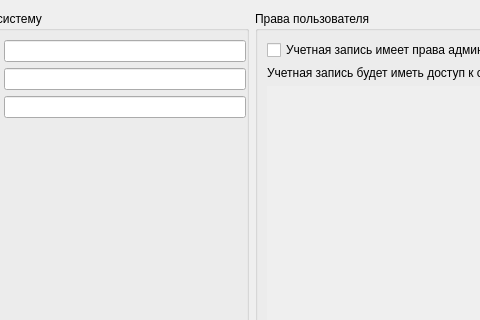
Before: the Qt Designer form msystem/src/administrator/usereditwidget.ui in megakoko/m-system, drawn with Qt 5; both pictures show x 130 to 610 and y 0 to 320 of the 764 by 493 pixel window.
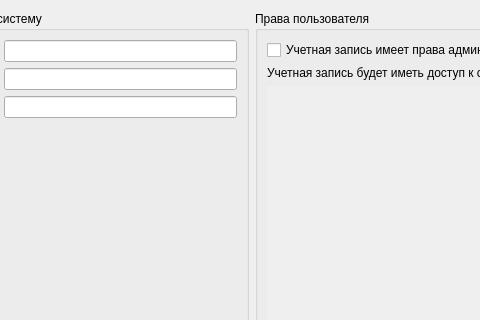
After: the same form once the commit is applied.

Diff of the .ui file:
```diff
--- a/msystem/src/administrator/usereditwidget.ui
+++ b/msystem/src/administrator/usereditwidget.ui
@@ -25,12 +25,6 @@
         <property name="fieldGrowthPolicy">
          <enum>QFormLayout::AllNonFixedFieldsGrow</enum>
         </property>
-        <property name="rightMargin">
-         <number>0</number>
-        </property>
-        <property name="bottomMargin">
-         <number>0</number>
-        </property>
         <item row="0" column="0">
          <widget class="QLabel" name="label">
           <property name="text">
@@ -78,12 +72,6 @@
         <string>Права пользователя</string>
        </property>
        <layout class="QVBoxLayout" name="verticalLayout_4">
-        <property name="rightMargin">
-         <number>0</number>
-        </property>
-        <property name="bottomMargin">
-         <number>0</number>
-        </property>
         <item>
          <widget class="QCheckBox" name="m_isAdmin">
           <property name="text">
@@ -136,7 +124,7 @@
                 <x>0</x>
                 <y>0</y>
                 <width>375</width>
-                <height>335</height>
+                <height>326</height>
                </rect>
               </property>
               <layout class="QVBoxLayout" name="verticalLayout_5">
```
